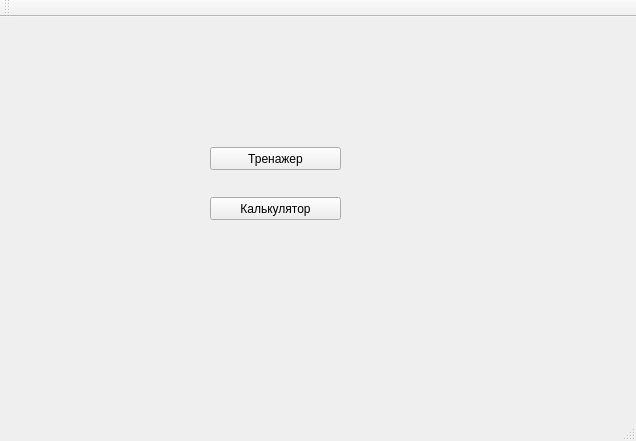
Haveryx/SimplexMethod, file mainwindow.ui: the form before one commit.
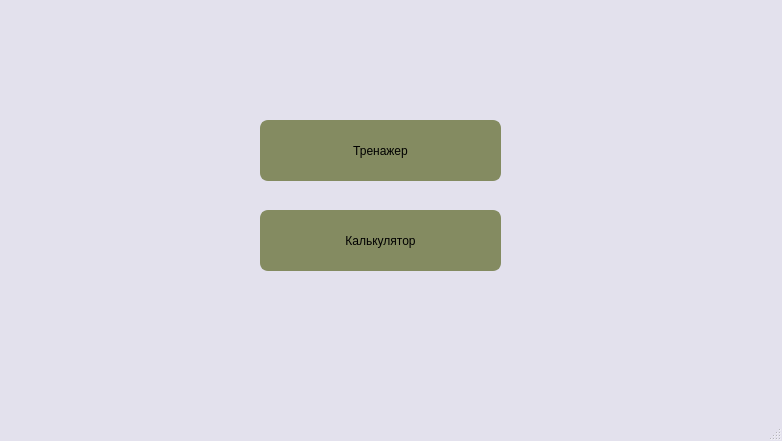
The form after the commit.

```diff
--- a/mainwindow.ui
+++ b/mainwindow.ui
@@ -6,21 +6,38 @@
    <rect>
     <x>0</x>
     <y>0</y>
-    <width>636</width>
+    <width>782</width>
     <height>441</height>
    </rect>
   </property>
   <property name="windowTitle">
    <string>MainWindow</string>
   </property>
+  <property name="styleSheet">
+   <string notr="true">QMainWindow{
+background-color: rgb(227, 225, 237);
+}
+QPushButton{
+border-radius:8px;
+border: 2px solid rgb(132, 139, 97);
+background-color: rgb(132, 139, 97);
+	font: 75 18pt &quot;Times New Roman&quot;;
+}
+QPushButton::hover{
+border: 2px solid rgb(51, 107, 83);
+background-color: rgb(117, 174, 143);
+}
+
+</string>
+  </property>
   <widget class="QWidget" name="centralWidget">
    <widget class="QPushButton" name="pushButton">
     <property name="geometry">
      <rect>
-      <x>210</x>
-      <y>130</y>
-      <width>131</width>
-      <height>23</height>
+      <x>260</x>
+      <y>120</y>
+      <width>241</width>
+      <height>61</height>
      </rect>
     </property>
     <property name="text">
@@ -30,10 +47,10 @@
    <widget class="QPushButton" name="pushButton_2">
     <property name="geometry">
      <rect>
-      <x>210</x>
-      <y>180</y>
-      <width>131</width>
-      <height>23</height>
+      <x>260</x>
+      <y>210</y>
+      <width>241</width>
+      <height>61</height>
      </rect>
     </property>
     <property name="text">
@@ -41,24 +58,6 @@
     </property>
    </widget>
   </widget>
-  <widget class="QMenuBar" name="menuBar">
-   <property name="geometry">
-    <rect>
-     <x>0</x>
-     <y>0</y>
-     <width>636</width>
-     <height>20</height>
-    </rect>
-   </property>
-  </widget>
-  <widget class="QToolBar" name="mainToolBar">
-   <attribute name="toolBarArea">
-    <enum>TopToolBarArea</enum>
-   </attribute>
-   <attribute name="toolBarBreak">
-    <bool>false</bool>
-   </attribute>
-  </widget>
   <widget class="QStatusBar" name="statusBar"/>
  </widget>
  <layoutdefault spacing="6" margin="11"/>
```
